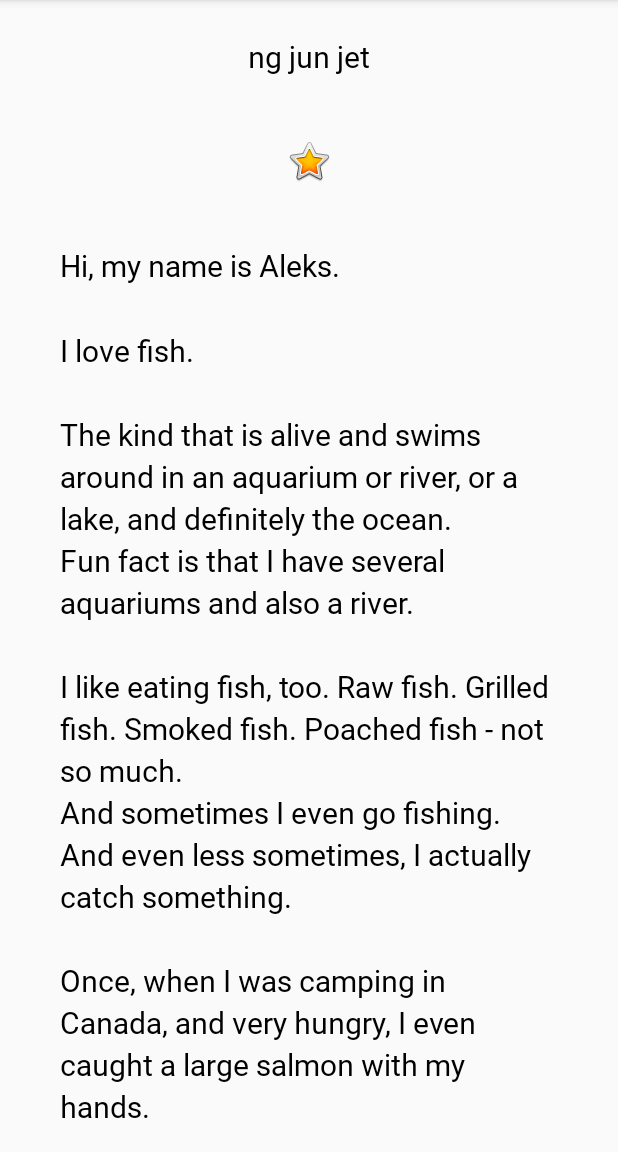
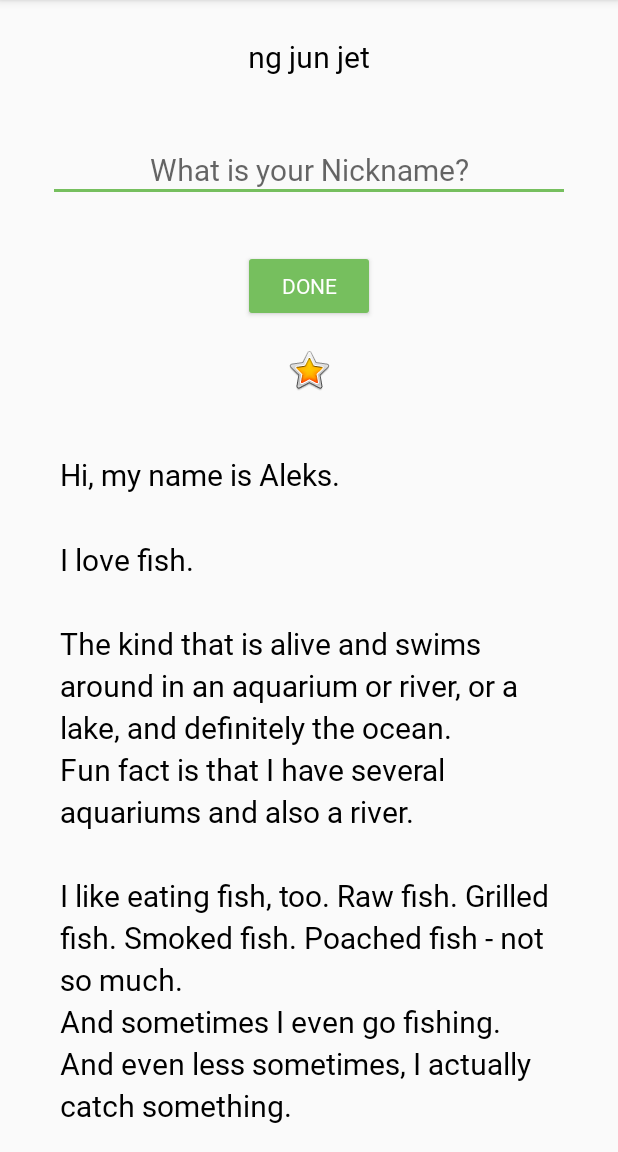
Before and after one commit to Gaabu/AboutMe, an Android app: the screen it shows after launch (MainActivity), on a phone screen of 412 x 824 dp, the part 84-1236 px from its top. Run offline under Robolectric (Android 15) with nearby library versions, the phone set to English and light mode, and no system bars.

```diff
--- a/app/src/main/res/layout/activity_main.xml
+++ b/app/src/main/res/layout/activity_main.xml
@@ -18,6 +18,38 @@
         android:layout_height="wrap_content"
         android:text="@string/name"
         android:textAlignment="center" />
+
+    <EditText
+        android:id="@+id/nickname_edit"
+        style="@style/NameStyle"
+        android:layout_width="match_parent"
+        android:layout_height="wrap_content"
+        android:ems="10"
+        android:hint="@string/what_is_your_nickname"
+        android:inputType="textPersonName"
+        android:textAlignment="center" />
+
+    <Button
+        android:id="@+id/done_button"
+        style="@style/Widget.AppCompat.Button.Colored"
+        android:layout_width="wrap_content"
+        android:layout_height="wrap_content"
+        android:layout_gravity="center_horizontal"
+        android:layout_marginTop="@dimen/layout_margin"
+        android:fontFamily="@font/roboto"
+        android:text="@string/done"
+        android:onClick="addNickname"/>
+
+    <TextView
+        android:id="@+id/nickname_text"
+        style="@style/NameStyle"
+        android:layout_width="match_parent"
+        android:layout_height="wrap_content"
+        android:textAlignment="center"
+        android:visibility="gone"
+        android:text=""
+        android:background="@color/colorAccent"
+        android:paddingBottom="@dimen/small_padding"/>
 
     <ImageView
         android:id="@+id/star_image"
--- a/app/src/main/res/values/colors.xml
+++ b/app/src/main/res/values/colors.xml
@@ -2,5 +2,5 @@
 <resources>
     <color name="colorPrimary">#008577</color>
     <color name="colorPrimaryDark">#00574B</color>
-    <color name="colorAccent">#D81B60</color>
+    <color name="colorAccent">#76bf5e</color>
 </resources>
--- a/app/src/main/res/values/strings.xml
+++ b/app/src/main/res/values/strings.xml
@@ -12,4 +12,7 @@
     \n\nOnce, when I was camping in Canada, and very hungry, I even caught a large salmon with my hands.
     \n\nI\'ll be happy to teach you how to make your own aquarium.
     \nYou should ask someone else about fishing, though.\n\n</string>
+
+    <string name="what_is_your_nickname">What is your Nickname?</string>
+    <string name="done">Done</string>
 </resources>
```
Also changed, not shown: app/src/main/java/com/example/aboutme/MainActivity.kt (+45 -0 lines).
